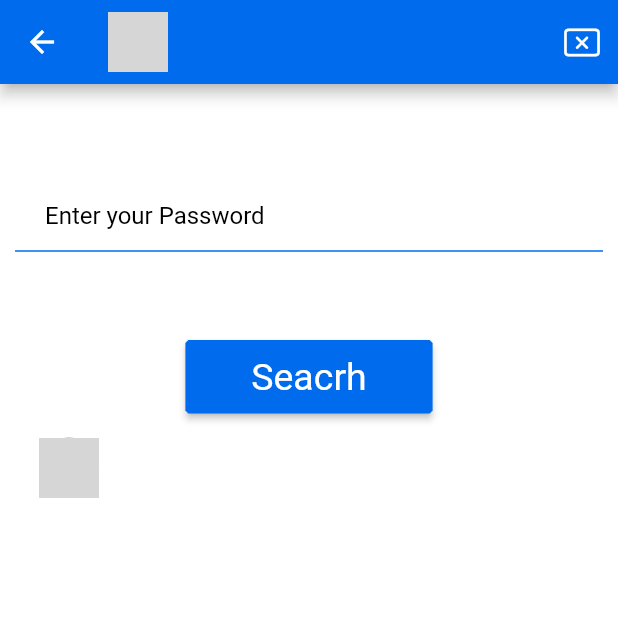
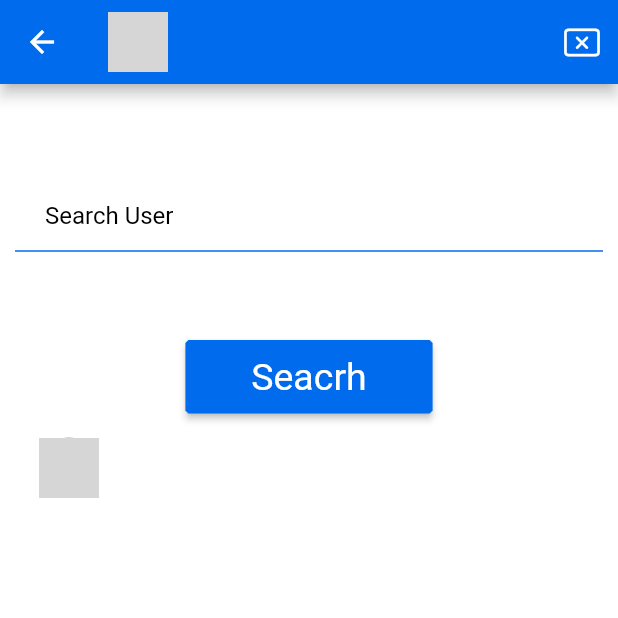
Before and after one commit to Mohsin222/personal-chat-app, a Flutter app: the HomeScreen screen opened by its route, after a tap on the "search" icon, on a phone screen of 412 x 824 dp, the top half of it. Run offline on Flutter 3.47's test engine with Material 2 defaults, Android fonts, the phone set to English and light mode, and no system bars; our stand-ins replace animated_text_kit, cloud_firestore, firebase_auth, firebase_core, firebase_storage, image_cropper and 2 more; accounts and stored records are empty; network calls fail; grey boxes are pictures that could not be loaded.

Commit message:
fix profile upload

```diff
--- a/lib/components/dropDown_btn.dart
+++ b/lib/components/dropDown_btn.dart
@@ -23,7 +23,7 @@ class DropDownButton extends StatelessWidget {
         return PopupMenuButton<String>(
 
           position: PopupMenuPosition.over,
-        color: Theme.of(context).primaryColorLight,
+        color: Theme.of(context).primaryColorDark,
         // constraints: BoxConstraints(
         //  minHeight: MediaQuery.of(context).size.height/2,
         //           minWidth: MediaQuery.of(context).size.width/2
--- a/lib/components/textfield.dart
+++ b/lib/components/textfield.dart
@@ -32,7 +32,7 @@ InputDecoration textFieldDecoration =   InputDecoration(
 //to reduce lines of code
               InputDecoration textFieldFunction({required BuildContext context,required String hintTxt}){
                 return textFieldDecoration.copyWith(
-                hintText: 'Enter your Password',
+                hintText: hintTxt,
              hintStyle: TextStyle(
                   color: Theme.of(context).primaryColor
                 ),
--- a/lib/pages/chat_room.dart
+++ b/lib/pages/chat_room.dart
@@ -100,7 +100,7 @@ return ListView.builder(
             fontSize: 12
           ),
           ),
-         subtitle:  Text(chatRoomProvider.userModel!.fullname.toString(),
+         subtitle:  Text(isTrue?chatRoomProvider.userModel!.fullname.toString():chatRoomProvider.targetedUser!.fullname.toString(),
             style: TextStyle(color: Theme.of(context).primaryColor,
             fontSize: 10
             ),
--- a/lib/pages/profile_page.dart
+++ b/lib/pages/profile_page.dart
@@ -162,6 +162,10 @@ class _ProfileScreenState extends State<ProfileScreen> {
                           ),
                      ),
                    ),
+
+              value.loading ?      Center(
+                    child: CircularProgressIndicator(),
+                   ):Center(),
                 ],),
               )),
           );
```
Also changed, not shown: lib/pages/home_screen.dart (+4 -4 lines), lib/providers/profile_update_provider.dart (+21 -3 lines), pubspec.lock.
